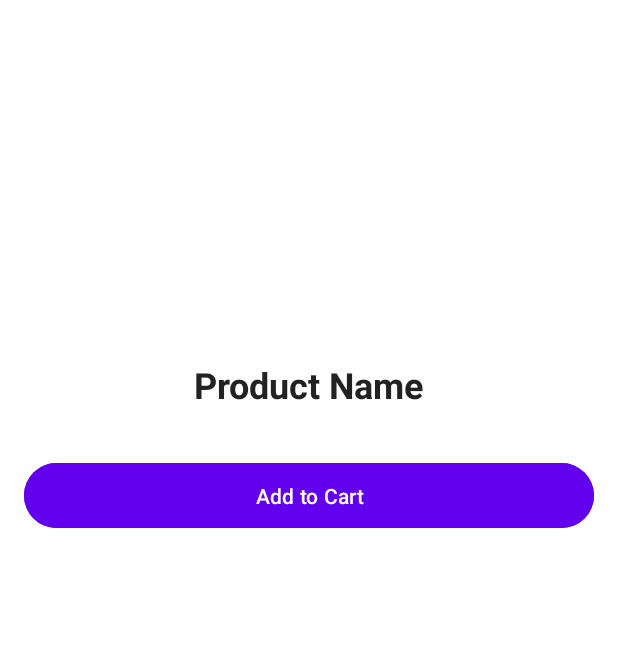
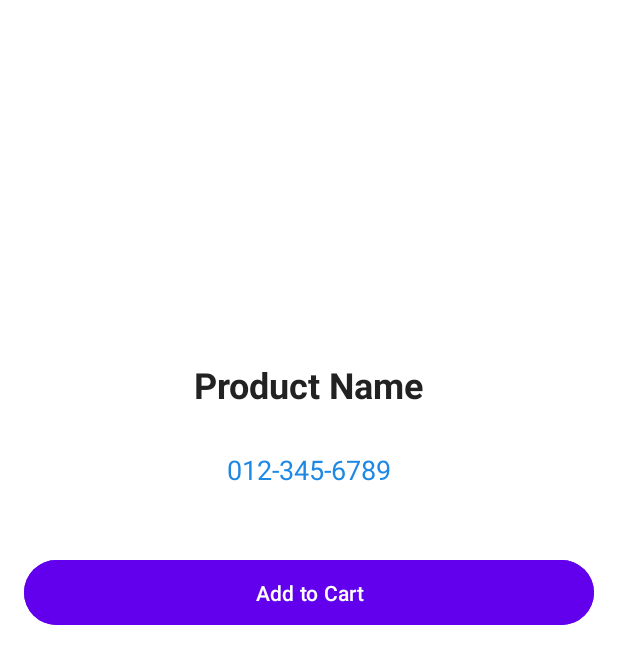
Before and after one commit to Nguyendiem1704/RecyclerViewApplication, an Android app: the DetailActivity screen opened directly, with no data from a screen before it, on a phone screen of 412 x 824 dp. Shown: the top 664 px of the screen. Run offline under Robolectric (Android 15) with nearby library versions, the phone set to English and light mode, and no system bars.

Commit message:
Initial commit

```diff
--- a/app/src/main/java/com/example/recyclerviewapplication/DetailActivity.java
+++ b/app/src/main/java/com/example/recyclerviewapplication/DetailActivity.java
@@ -1,6 +1,9 @@
 package com.example.recyclerviewapplication;
 
+import android.content.Intent;
+import android.net.Uri;
 import android.os.Bundle;
+import android.view.View;
 import android.widget.Button;
 import android.widget.ImageView;
 import android.widget.TextView;
@@ -35,5 +38,17 @@ public class DetailActivity extends AppCompatActivity {
         btnAddToCart.setOnClickListener(v -> {
             Toast.makeText(this, "Added to cart: " + product.name, Toast.LENGTH_SHORT).show();
         });
+
+        TextView tvStorePhone = findViewById(R.id.tvStorePhone);
+
+        tvStorePhone.setOnClickListener(new View.OnClickListener() {
+            @Override
+            public void onClick(View v) {
+                String phoneNumber = tvStorePhone.getText().toString();
+                Intent intent = new Intent(Intent.ACTION_DIAL);
+                intent.setData(Uri.parse("tel:" + phoneNumber));
+                startActivity(intent);
+            }
+        });
     }
 }
--- a/app/src/main/res/layout/activity_detail.xml
+++ b/app/src/main/res/layout/activity_detail.xml
@@ -25,6 +25,18 @@
         android:textSize="24sp"
         android:textStyle="bold"
         android:textColor="#222222"
+        android:layout_marginBottom="16dp" />
+
+    <TextView
+        android:id="@+id/tvStorePhone"
+        android:layout_width="wrap_content"
+        android:layout_height="wrap_content"
+        android:text="012-345-6789"
+        android:textSize="18sp"
+        android:textColor="#1E88E5"
+        android:clickable="true"
+        android:focusable="true"
+        android:padding="12dp"
         android:layout_marginBottom="32dp" />
 
     <Button
@@ -37,4 +49,5 @@
         android:textColor="#FFFFFF"
         android:padding="12dp"
         android:elevation="4dp" />
+
 </LinearLayout>
```
Also changed, not shown: app/src/main/java/com/example/recyclerviewapplication/MainActivity.java (+48 -0 lines).
